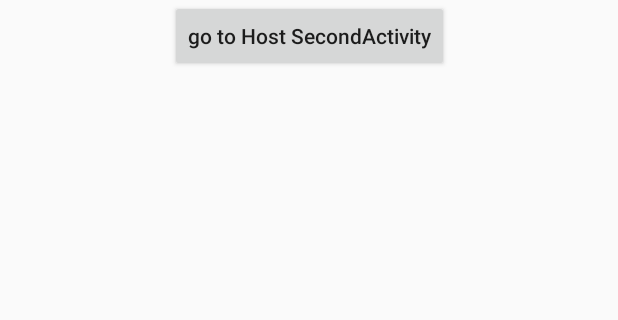
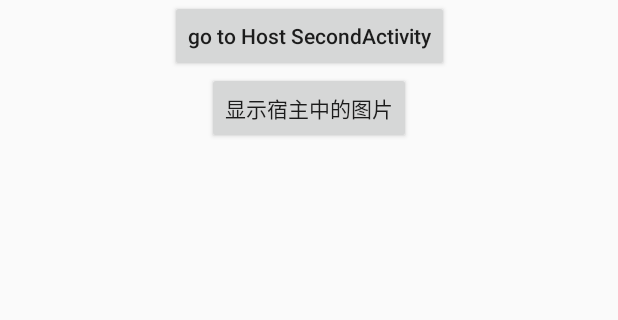
Before and after one commit to WoXinfeiyang/RepluginTest03, an Android app: the screen it shows after launch (PluginMainActivity), on a phone screen of 412 x 824 dp, the part 113-433 px from its top. Run offline under Robolectric (Android 15) with nearby library versions, the phone set to English and light mode, and no system bars.

Commit message:
插件加载显示宿主里面的图片

```diff
--- a/Plugin/app/src/main/res/layout/activity_main.xml
+++ b/Plugin/app/src/main/res/layout/activity_main.xml
@@ -25,4 +25,22 @@
         app:layout_constraintLeft_toLeftOf="parent"
         app:layout_constraintRight_toRightOf="parent"
         app:layout_constraintTop_toBottomOf="@id/tv01" />
+    <Button
+        android:id="@+id/btn02"
+        android:layout_width="wrap_content"
+        android:layout_height="wrap_content"
+        android:text="显示宿主中的图片"
+        android:textAllCaps="false"
+        app:layout_constraintLeft_toLeftOf="parent"
+        app:layout_constraintRight_toRightOf="parent"
+        app:layout_constraintTop_toBottomOf="@id/btn01" />
+    <ImageView
+        android:id="@+id/iv"
+        android:layout_width="100dp"
+        android:layout_height="97dp"
+        android:scaleType="centerInside"
+        app:layout_constraintLeft_toLeftOf="parent"
+        app:layout_constraintRight_toRightOf="parent"
+        app:layout_constraintTop_toBottomOf="@id/btn02" />
+
 </androidx.constraintlayout.widget.ConstraintLayout>
```
Also changed, not shown: Plugin/app/src/main/java/com/fxj/Plugin/PluginMainActivity.kt (+14 -1 lines).
